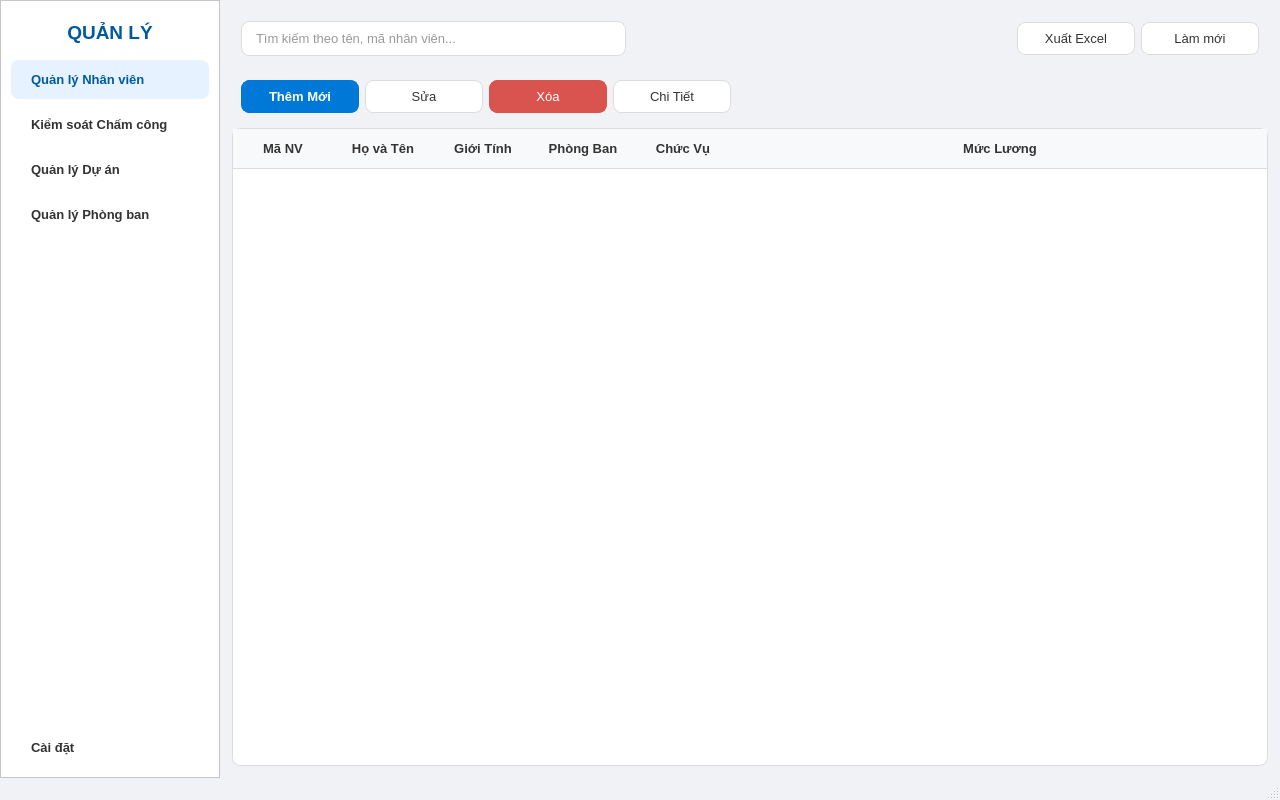
Old version of the form GD_Qly.ui in the repository BTL-DSA-OOP/QLNS_GD.
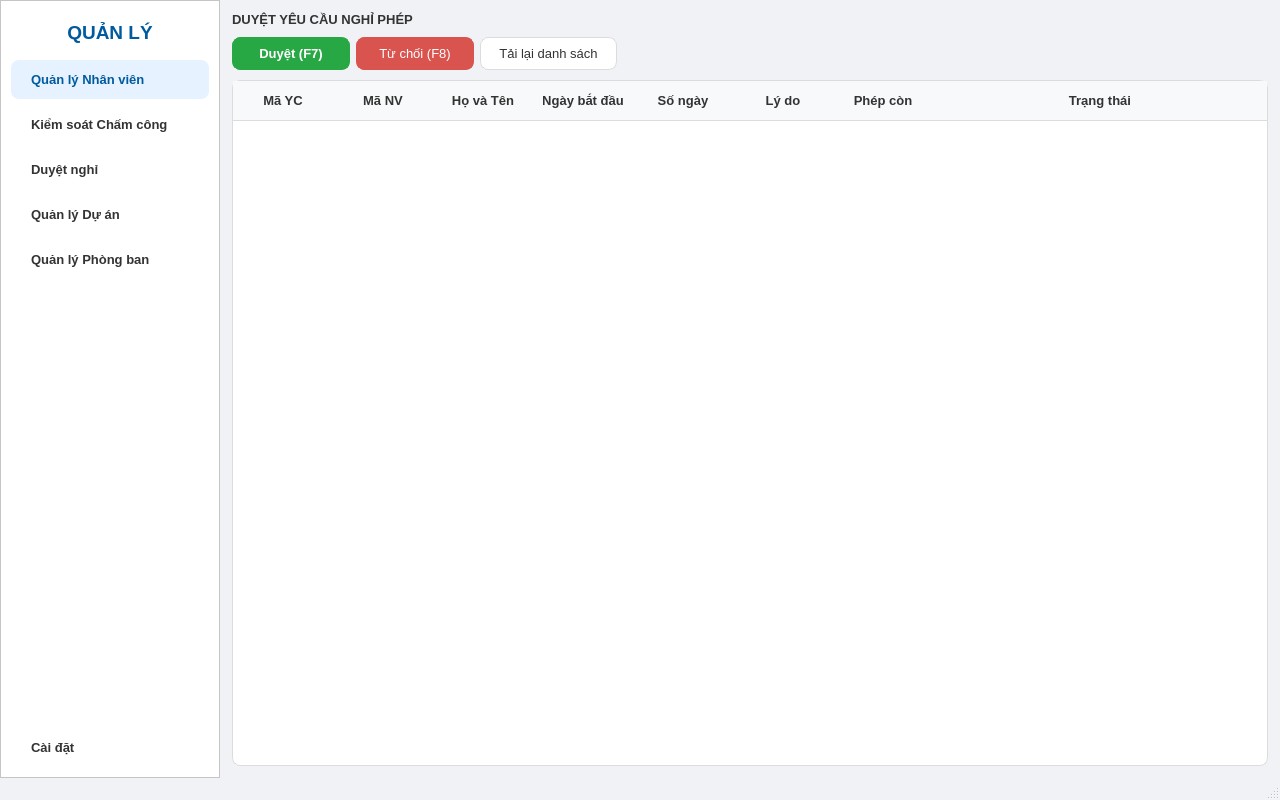
New version of the form. The open tabs and pages were chosen to show the change. Icons and pictures are not drawn.

```diff
--- a/GD_Qly.ui
+++ b/GD_Qly.ui
@@ -21,19 +21,19 @@
    <string notr="true">/* --- Global Styles --- */
 QWidget {
     font-family: &quot;Segoe UI&quot;, Arial, sans-serif;
-font-size: 10pt;
+ font-size: 10pt;
     color: #333;
 }
 
 QMainWindow {
     background-color: #f0f2f5;
-}
+ }
 
 /* --- Navigation Sidebar --- */
 #navFrame {
     background-color: #ffffff;
     border-right: 1px solid #e0e0e0;
-}
+ }
 
 #navFrame QPushButton {
     text-align: left;
@@ -42,7 +42,7 @@
     border-radius: 8px;
     background-color: transparent;
     font-weight: 500;
-}
+ }
 
 #navFrame QPushButton:hover {
     background-color: #f0f2f5;
@@ -52,20 +52,20 @@
     background-color: #e6f2ff;
     color: #005a9e;
     font-weight: bold;
-}
+ }
 
 #headerLabel {
     font-size: 14pt;
     font-weight: bold;
     color: #005a9e;
     padding: 10px;
-}
+ }
 
 
 /* --- Content Area --- */
-#page_employees, #page_attendance, #page_projects {
+#page_employees, #page_attendance, #page_projects, #page_leave_approval, #page_departments {
     background-color: #f0f2f5;
-}
+ }
 
 QGroupBox {
     font-weight: bold;
@@ -73,28 +73,74 @@
     border: 1px solid #dcdcdc;
     border-radius: 8px;
     margin-top: 10px;
-}
+ }
 QGroupBox::title {
     subcontrol-origin: margin;
     subcontrol-position: top left;
     padding: 0 10px;
     left: 10px;
-}
+ }
 
-/* --- General Widgets --- */
-QLineEdit, QComboBox {
+/* --- General Widgets (ĐÃ SỬA) --- */
+QLineEdit, QComboBox, QDateEdit, QDoubleSpinBox {
     border: 1px solid #dcdcdc;
-    border-radius: 8px;
+ border-radius: 8px;
     padding: 8px 12px;
-background-color: white;
+    background-color: white;
 }
 QLineEdit:focus, QComboBox:focus {
     border: 1px solid #0078d7;
+ }
+
+/* Style cho mũi tên của QDateEdit */
+QDateEdit::drop-down {
+    subcontrol-origin: padding;
+    subcontrol-position: top right;
+    width: 20px;
+ border-left-width: 1px;
+    border-left-color: #dcdcdc;
+    border-left-style: solid;
+    border-top-right-radius: 8px;
+    border-bottom-right-radius: 8px;
 }
+QDateEdit::down-arrow {
+    image: url(:/icons/calendar.svg);
+ /* Giả sử bạn có icon này */
+    width: 14px;
+    height: 14px;
+ }
+
+/* Style cho mũi tên của QDoubleSpinBox (MỚI) */
+QDoubleSpinBox::up-button, QDoubleSpinBox::down-button {
+    subcontrol-origin: padding;
+    width: 20px;
+    border-left-width: 1px;
+ border-left-color: #dcdcdc;
+    border-left-style: solid;
+}
+QDoubleSpinBox::up-button {
+    subcontrol-position: top right;
+    border-top-right-radius: 8px;
+ }
+QDoubleSpinBox::down-button {
+    subcontrol-position: bottom right;
+    border-bottom-right-radius: 8px;
+}
+QDoubleSpinBox::up-arrow {
+    width: 10px;
+    height: 10px;
+ /* (Sử dụng mũi tên mặc định của hệ thống) */
+}
+QDoubleSpinBox::down-arrow {
+    width: 10px;
+    height: 10px;
+ /* (Sử dụng mũi tên mặc định của hệ thống) */
+}
+
 
 QPushButton {
     padding: 8px 18px;
-border: 1px solid #dcdcdc;
+ border: 1px solid #dcdcdc;
     border-radius: 8px;
     background-color: white;
     min-width: 80px;
@@ -109,9 +155,11 @@
 
 
 /* --- Specialized Buttons --- */
-QPushButton#btnAdd {
+
+/* --- Blue Buttons (ĐÃ SỬA) --- */
+QPushButton#btnAdd, QPushButton#btnAddProject {
     background-color: #0078d7;
-color: white;
+ color: white;
     border-color: #0078d7;
     font-weight: bold;
 }
@@ -120,15 +168,29 @@
     border-color: #004578;
 }
 
-QPushButton#btnDelete {
+/* --- Red Buttons (ĐÃ SỬA) --- */
+QPushButton#btnDelete, QPushButton#btnDeleteProject, QPushButton#btnRejectLeave {
     background-color: #d9534f;
     color: white;
     border-color: #d9534f;
-}
-QPushButton#btnDelete:hover {
+ }
+QPushButton#btnDelete:hover, QPushButton#btnDeleteProject:hover, QPushButton#btnRejectLeave:hover {
     background-color: #c9302c;
     border-color: #ac2925;
-}
+ }
+
+/* --- Green Buttons (MỚI) --- */
+QPushButton#btnSaveChanges, QPushButton#btnCompleteProject, QPushButton#btnApproveLeave {
+    background-color: #28a745;
+ /* Green */
+    color: white;
+    border-color: #28a745;
+    font-weight: bold;
+ }
+QPushButton#btnSaveChanges:hover, QPushButton#btnCompleteProject:hover, QPushButton#btnApproveLeave:hover {
+    background-color: #218838;
+    border-color: #1e7e34;
+ }
 
 
 /* --- Table --- */
@@ -137,21 +199,21 @@
     border-radius: 8px;
     gridline-color: #e0e0e0;
     background-color: white;
-}
+ }
 QHeaderView::section {
     background-color: #f8f9fa;
     padding: 10px;
     border: none;
     border-bottom: 1px solid #dcdcdc;
     font-weight: bold;
-}
+ }
 QTableWidget::item {
     padding: 10px;
 }
 QTableWidget::item:selected {
     background-color: #cfe2ff;
     color: #000;
-}
+ }
 
 /* --- ScrollBar --- */
 QScrollBar:vertical {
@@ -159,7 +221,7 @@
     background: #f0f2f5;
     width: 10px;
     margin: 0px 0px 0px 0px;
-}
+ }
 QScrollBar::handle:vertical {
     background: #c0c0c0;
     min-height: 20px;
@@ -167,8 +229,7 @@
 }
 QScrollBar::add-line:vertical, QScrollBar::sub-line:vertical {
     height: 0px;
-}
-</string>
+ }</string>
   </property>
   <widget class="QWidget" name="centralwidget">
    <layout class="QHBoxLayout" name="horizontalLayout_main">
@@ -282,7 +343,17 @@
         </widget>
        </item>
        <item>
-        <widget class="QPushButton" name="btnNavProjects">
+ 	    <widget class="QPushButton" name="btnNavLeaveApproval">
+  		 <property name="text"><string>Duyệt nghỉ</string></property>
+  		 <property name="icon"><iconset resource="icons.qrc"><normaloff>:/icons/approve.svg</normaloff>:/icons/approve.svg</iconset></property>
+  		 <property name="checkable"><bool>true</bool></property>
+  		 <property name="autoExclusive"><bool>true</bool></property>
+  		 <property name="toolTip"><string>Quản lý và phê duyệt yêu cầu nghỉ phép</string></property>
+	     </widget>
+	   </item>
+       <item>
+       <widget 
+class="QPushButton" name="btnNavProjects">
          <property name="text">
           <string>Quản lý Dự án</string>
          </property>
@@ -304,7 +375,8 @@
         </widget>
        </item>
 <item>
- <widget class="QPushButton" name="btnNavDepartments">
+      <widget class="QPushButton" 
+name="btnNavDepartments">
   <property name="text">
    <string>Quản lý Phòng ban</string>
   </property>
@@ -323,7 +395,6 @@
   </property>
  </widget>
 </item>
- 
       <item>
         <spacer name="verticalSpacer">
          <property name="orientation">
@@ -388,13 +459,12 @@
    <widget class="QLineEdit" name="lineEditSearch">
              <property name="minimumSize">
               <size>
-               <width>350</width>
+               <width>300</width>
                <height>0</height>
               </size>
              </property>
-          
    <property name="placeholderText">
-              <string>Tìm kiếm theo tên, mã nhân viên...</string>
+              <string>Tìm kiếm theo tên, mã NV...</string>
              </property>
              <property name="clearButtonEnabled">
               <bool>true</bool>
@@ -420,7 +490,7 @@
             <widget class="QPushButton" 
 name="btnExport">
              <property name="text">
-              <string>Xuất Excel</string>
+             <string>Xuất CSV</string>
              </property>
              <property name="icon">
               <iconset resource="icons.qrc">
@@ -544,7 +614,6 @@
            </property>
           </column>
           <column>
-         
   <property name="text">
             <string>Họ và Tên</string>
            </property>
@@ -554,7 +623,6 @@
             <string>Giới Tính</string>
            </property>
           </column>
-      
     <column>
            <property name="text">
             <string>Phòng Ban</string>
@@ -717,18 +785,201 @@
         </item>
        </layout>
       </widget>
-      <widget class="QWidget" name="page_projects">
-       <layout 
-class="QVBoxLayout" name="verticalLayout_4">
+      <widget class="QWidget" name="page_leave_approval">
+       <layout class="QVBoxLayout" name="verticalLayout_leave_approval">
+      
+         <property name="spacing">
+         <number>10</number>
+        </property>
+        <property name="leftMargin">
+         <number>12</number>
+        </property>
+        <property name="topMargin">
+         <number>12</number>
+        </property>
+        <property name="rightMargin">
+         <number>12</number>
+        </property>
+  
+        <property name="bottomMargin">
+         <number>12</number>
+        </property>
         <item>
-         <widget class="QLabel" name="label_2">
+         <widget class="QLabel" name="label_leave_approval_title">
           <property name="text">
-           <string>Nội dung cho trang Quản lý Dự án</string>
+           <string>DUYỆT YÊU CẦU NGHỈ PHÉP</string>
           </property>
           <property name="font">
            <font>
             <pointsize>16</pointsize>
+            <bold>true</bold>
+           </font>
+          </property>
+         </widget>
+        </item>
+        <item>
+         <widget class="QFrame" name="frame_leave_actions">
+          <property name="frameShape">
+          <enum>QFrame::NoFrame</enum>
+          </property>
+          <property name="frameShadow">
+           <enum>QFrame::Raised</enum>
+          </property>
+          <layout class="QHBoxLayout" name="horizontalLayout_leave">
+           <property name="leftMargin">
+            <number>0</number>
+           </property>
        
+           <property name="topMargin">
+            <number>0</number>
+           </property>
+           <property name="rightMargin">
+            <number>0</number>
+           </property>
+           <property name="bottomMargin">
+            <number>0</number>
+           </property>
+  
+           <item>
+            <widget class="QPushButton" name="btnApproveLeave">
+             <property name="text">
+              <string>Duyệt (F7)</string>
+             </property>
+             <property name="shortcut">
+              <string>F7</string>
+       
+             </property>
+             <property name="icon">
+              <iconset resource="icons.qrc">
+               <normaloff>:/icons/check-circle.svg</normaloff>:/icons/check-circle.svg</iconset>
+             </property>
+           </widget>
+           </item>
+           <item>
+    
+            <widget class="QPushButton" name="btnRejectLeave">
+             <property name="text">
+              <string>Từ chối (F8)</string>
+             </property>
+             <property name="shortcut">
+              <string>F8</string>
+             </property>
+      
+             <property name="icon">
+              <iconset resource="icons.qrc">
+               <normaloff>:/icons/x-circle.svg</normaloff>:/icons/x-circle.svg</iconset>
+             </property>
+            </widget>
+           </item>
+           <item>
+            <widget class="QPushButton" name="btnLoadLeaveRequests">
+ 
+             <property name="text">
+              <string>Tải lại danh sách</string>
+             </property>
+             <property name="icon">
+             <iconset resource="icons.qrc">
+               <normaloff>:/icons/refresh.svg</normaloff>:/icons/refresh.svg</iconset>
+             </property>
+ 
+            </widget>
+           </item>
+           <item>
+            <spacer name="horizontalSpacer_leave">
+             <property name="orientation">
+              <enum>Qt::Horizontal</enum>
+             </property>
+             
+             <property name="sizeHint" stdset="0">
+              <size>
+               <width>40</width>
+               <height>20</height>
+              </size>
+             </property>
+            </spacer>
+           </item>
+    
+          </layout>
+         </widget>
+        </item>
+        <item>
+         <widget class="QTableWidget" name="tableLeaveRequests">
+          <property name="editTriggers">
+           <set>QAbstractItemView::NoEditTriggers</set>
+           </property>
+          <property name="selectionMode">
+           <enum>QAbstractItemView::SingleSelection</enum>
+   
+           </property>
+          <property name="selectionBehavior">
+           <enum>QAbstractItemView::SelectRows</enum>
+          </property>
+          <property name="sortingEnabled">
+           <bool>true</bool>
+           </property>
+          <attribute name="horizontalHeaderStretchLastSection">
+           <bool>true</bool>
+      
+          </attribute>
+          <column>
+           <property name="text">
+            <string>Mã YC</string>
+           </property>
+          </column>
+          <column>
+           <property name="text">
+            <string>Mã NV</string>
+     
+           </property>
+          </column>
+          <column>
+           <property name="text">
+            <string>Họ và Tên</string>
+           </property>
+           </column>
+          <column>
+           <property name="text">
+           <string>Ngày bắt đầu</string>
+           </property>
+          </column>
+          <column>
+           <property name="text">
+            <string>Số ngày</string>
+           </property>
+          </column>
+          <column>
+   
+           <property name="text">
+            <string>Lý do</string>
+           </property>
+          </column>
+          <column>
+           <property name="text">
+            <string>Phép còn</string>
+           </property>
+          </column>
+ 
+          <column>
+           <property name="text">
+            <string>Trạng thái</string>
+           </property>
+          </column>
+         </widget>
+         </item>
+       </layout>
+      </widget>
+      <widget class="QWidget" name="page_settings">
+      
+       <layout class="QVBoxLayout" name="verticalLayout_6">
+        <item>
+         <widget class="QLabel" name="label_4">
+          <property name="text">
+           <string>Nội dung cho trang Cài đặt</string>
+          </property>
+          <property name="font">
+          <font>
+            <pointsize>16</pointsize>
+        
     </font>
           </property>
           <property name="alignment">
```
Left out of the diff: 106 changed lines with no effect on the pictures. Lines whose indentation alone changed are shown as unchanged.
